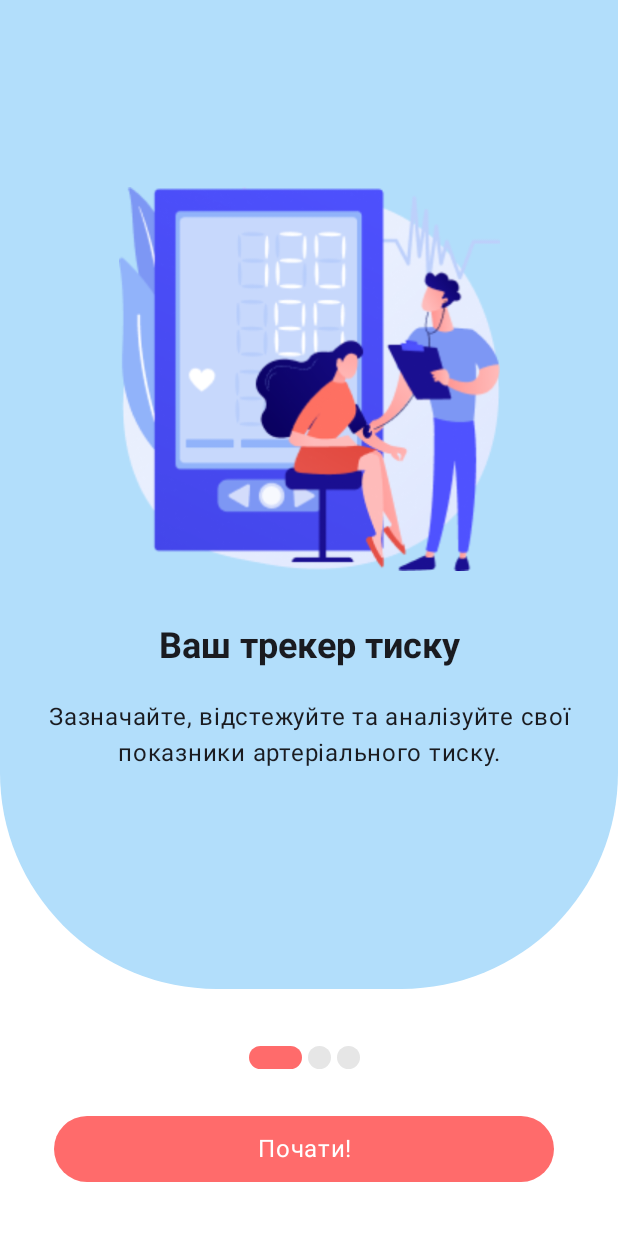
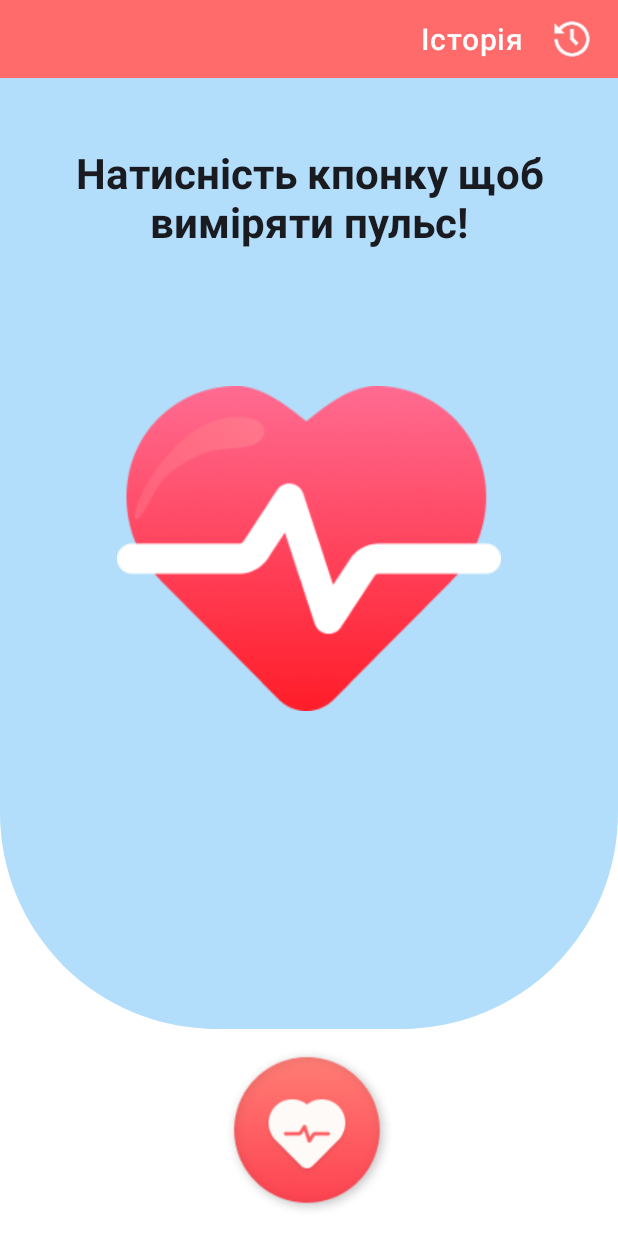
Before and after one commit to Xera08/HeartRate, an Android app built with Jetpack Compose: the screen it shows after launch (MainActivity), on a phone screen of 412 x 824 dp. Run offline under Robolectric (Android 15) with nearby library versions, the phone set to English and light mode, and no system bars.

Commit message:
Add Homepage screen and start scanning screen
Perhaps it would be better to split the homepage 1,2,3 screens into the homepage part and the scanning part. May change in the future.

```diff
--- a/app/src/main/java/com/example/heartrate/HeartRateDestinations.kt
+++ b/app/src/main/java/com/example/heartrate/HeartRateDestinations.kt
@@ -2,13 +2,14 @@ package com.example.heartrate
 
 import androidx.compose.runtime.Composable
 import androidx.navigation.NavController
+import com.example.heartrate.ui.screens.HomepageScreen
 import com.example.heartrate.ui.screens.LoadingScreen
 import com.example.heartrate.ui.screens.OnboardingScreen
 
 object MainDestinations {
     const val LOADING_ROUTE = "loading"
     const val ONBOARDING_ROUTE = "onboarding"
-
+    const val HOMEPAGE_ROUTE = "homepage"
 }
 
 interface HeartRateDestination{
@@ -27,3 +28,8 @@ object Onboarding: HeartRateDestination {
     override val screen: @Composable (navController: NavController) -> Unit  = { navController ->
         OnboardingScreen(navController = navController) }
 }
+
+object Homepage: HeartRateDestination {
+    override val route: String = MainDestinations.HOMEPAGE_ROUTE
+    override val screen: @Composable (navController: NavController) -> Unit  = { HomepageScreen() }
+}
--- a/app/src/main/java/com/example/heartrate/MainActivity.kt
+++ b/app/src/main/java/com/example/heartrate/MainActivity.kt
@@ -37,7 +37,7 @@ fun HeartRateApp() {
         Scaffold(modifier = Modifier.fillMaxSize()) { innerPadding ->
             NavHost(
                 navController = navController,
-                startDestination = Loading.route,
+                startDestination = Homepage.route,
                 modifier = Modifier.padding(innerPadding)
             ) {
                 composable(route = Loading.route) {
@@ -46,6 +46,9 @@ fun HeartRateApp() {
                 composable(route = Onboarding.route) {
                     Onboarding.screen(navController)
                 }
+                composable(route = Homepage.route) {
+                    Homepage.screen(navController)
+                }
             }
         }
     }
--- /dev/null
+++ b/app/src/main/java/com/example/heartrate/ui/screens/Homepage.kt
@@ -0,0 +1,95 @@
+package com.example.heartrate.ui.screens
+
+import androidx.compose.foundation.layout.Column
+import androidx.compose.foundation.Image
+import androidx.compose.foundation.background
+import androidx.compose.foundation.layout.Arrangement
+import androidx.compose.foundation.layout.Row
+import androidx.compose.foundation.layout.fillMaxSize
+import androidx.compose.foundation.layout.fillMaxWidth
+import androidx.compose.foundation.layout.height
+import androidx.compose.foundation.layout.padding
+import androidx.compose.foundation.layout.size
+import androidx.compose.foundation.shape.RoundedCornerShape
+import androidx.compose.material3.Text
+import androidx.compose.runtime.Composable
+import androidx.compose.ui.Alignment
+import androidx.compose.ui.Modifier
+import androidx.compose.ui.graphics.Color
+import androidx.compose.ui.res.painterResource
+import androidx.compose.ui.tooling.preview.Preview
+import androidx.compose.ui.unit.dp
+import com.example.heartrate.R
+import com.example.heartrate.ui.theme.RoundBackground
+import com.example.heartrate.ui.theme.Typography
+import com.example.heartrate.ui.theme.UpperBarBackground
+
+
+@Preview
+@Composable
+fun HomepageScreen() {
+    Column(
+        modifier = Modifier
+            .background(Color.White)
+            .fillMaxSize(),
+        horizontalAlignment = Alignment.CenterHorizontally
+    ) {
+        Row(
+            modifier = Modifier
+                .height(52.dp)
+                .fillMaxWidth()
+                .background(UpperBarBackground),
+            horizontalArrangement = Arrangement.End,
+            verticalAlignment = Alignment.CenterVertically
+        ){
+            Text(
+                text = "Історія",
+                style = Typography.labelMedium
+
+            )
+            Image(
+                painter = painterResource(id = R.drawable.history),
+                contentDescription = "History icon",
+                modifier = Modifier
+                    .padding(12.dp)
+                    .size(38.dp)
+            )
+        }
+        Column(
+            horizontalAlignment = Alignment.CenterHorizontally,
+            modifier = Modifier
+                .weight(4f)
+                .background(
+                    color = RoundBackground, shape = RoundedCornerShape(
+                        topStartPercent = 0,
+                        topEndPercent = 0,
+                        bottomStartPercent = 35,
+                        bottomEndPercent = 35
+                    )
+                )
+        ){
+            Text(
+                text = "Натисність кпонку щоб виміряти пульс!",
+                style = Typography.titleMedium,
+                modifier = Modifier
+                    .padding(start = 24.dp, end = 24.dp, top = 24.dp, bottom = 48.dp)
+                    .padding(24.dp)
+            )
+
+            Image(
+                painter = painterResource(R.drawable.heart),
+                contentDescription = "Heart image",
+                modifier = Modifier.size(256.dp)
+            )
+
+        }
+
+        Image(
+            painter = painterResource(R.drawable.button_heart_rate),
+            contentDescription = "Hear rate button",
+            modifier = Modifier
+                .padding(12.dp)
+                .size(114.dp)
+            )
+    }
+}
--- a/app/src/main/java/com/example/heartrate/ui/screens/Onboarding.kt
+++ b/app/src/main/java/com/example/heartrate/ui/screens/Onboarding.kt
@@ -100,8 +100,7 @@ fun OnboardingScreen(navController: NavController) {
                 ) { page ->
                 Column(
                     horizontalAlignment = Alignment.CenterHorizontally,
-                    verticalArrangement = Arrangement.Center,
-                    modifier = Modifier
+                    verticalArrangement = Arrangement.Center
                 ) {
                     Image(
                         painter = painterResource(id = onBoardingScreens[page].image),
@@ -111,7 +110,7 @@ fun OnboardingScreen(navController: NavController) {
                     Spacer(modifier = Modifier.height(36.dp))
                     Text(
                         text = onBoardingScreens[page].title,
-                        style = MaterialTheme.typography.titleMedium,
+                        style = MaterialTheme.typography.titleSmall,
                         textAlign = TextAlign.Center
                     )
                     Text(
@@ -119,7 +118,6 @@ fun OnboardingScreen(navController: NavController) {
                         style = MaterialTheme.typography.bodySmall,
                         modifier = Modifier.padding(24.dp),
                         textAlign = TextAlign.Center
-
                     )
 
                 }
@@ -132,7 +130,6 @@ fun OnboardingScreen(navController: NavController) {
                 modifier = Modifier
                     .weight(1f)
                     .padding(36.dp)
-                    ,
             ) {
                 PageIndicator(
                     amountOfPages = onBoardingScreens.size,
@@ -142,6 +139,7 @@ fun OnboardingScreen(navController: NavController) {
                 BottomButton(
                     text = if (pagerState.currentPage == 1) "Продовжити" else "Почати!" ,
                     onClick = {
+
                         scope.launch {
                             pagerState.scrollToPage(pagerState.currentPage+1)
                         }
--- /dev/null
+++ b/app/src/main/java/com/example/heartrate/ui/screens/Scanning.kt
@@ -0,0 +1,8 @@
+package com.example.heartrate.ui.screens
+
+import androidx.compose.runtime.Composable
+
+@Composable
+fun ScanningScreen() {
+
+}
--- a/app/src/main/java/com/example/heartrate/ui/theme/Color.kt
+++ b/app/src/main/java/com/example/heartrate/ui/theme/Color.kt
@@ -7,6 +7,7 @@ val PurpleGrey80 = Color(0xFFCCC2DC)
 val Pink80 = Color(0xFFEFB8C8)
 
 val RoundBackground = Color(178, 222, 251)
+val UpperBarBackground = Color(255, 107, 107)
 val ButtonBackground = Color(255, 107, 107)
 val HighlightedDot = Color(255, 107, 107)
 val RegularDot = Color(230, 230, 230)
--- a/app/src/main/java/com/example/heartrate/ui/theme/Type.kt
+++ b/app/src/main/java/com/example/heartrate/ui/theme/Type.kt
@@ -3,6 +3,7 @@ package com.example.heartrate.ui.theme
 import androidx.compose.foundation.layout.fillMaxWidth
 import androidx.compose.material3.Typography
 import androidx.compose.ui.Modifier
+import androidx.compose.ui.graphics.Color
 import androidx.compose.ui.text.TextStyle
 import androidx.compose.ui.text.font.FontFamily
 import androidx.compose.ui.text.font.FontWeight
@@ -19,6 +20,13 @@ val Typography = Typography(
         textAlign = TextAlign.Center
     ),
     titleMedium = TextStyle(
+        fontFamily = FontFamily.Default,
+        fontWeight = FontWeight.Bold,
+        fontSize = 28.sp,
+        letterSpacing = 0.sp,
+        textAlign = TextAlign.Center
+    ),
+    titleSmall = TextStyle(
         fontFamily = FontFamily.Default,
         fontWeight = FontWeight.Bold,
         fontSize = 24.sp,
@@ -41,6 +49,14 @@ val Typography = Typography(
         textAlign = TextAlign.Center
 
     ),
+    labelMedium = TextStyle(
+        fontFamily = FontFamily.Default,
+        fontWeight = FontWeight.Medium,
+        fontSize = 20.sp,
+        lineHeight = 16.sp,
+        letterSpacing = 0.5.sp,
+        color = Color.White
+    ),
     labelSmall = TextStyle(
         fontFamily = FontFamily.Default,
         fontWeight = FontWeight.Medium,
```
Also changed, not shown: app/src/main/res/drawable/button_heart_rate.png (added), app/src/main/res/drawable/clear_heart.png (added), app/src/main/res/drawable/finger_on_camera.png (added), app/src/main/res/drawable/history.png (added).
